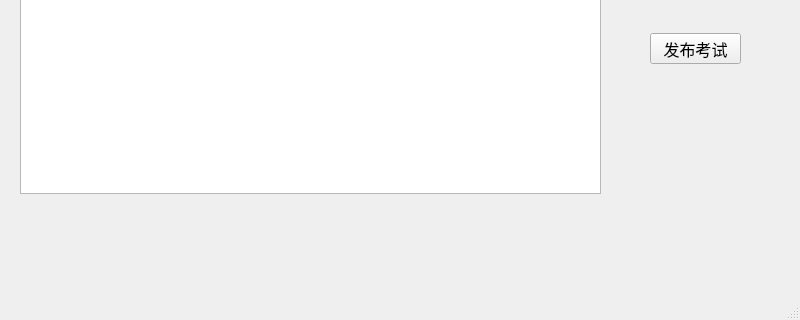
First picture: the form in campus_local/adminwindow.ui, repository superman0l/campus, before the edit; both pictures show x 0 to 800 and y 280 to 600 of the 800 by 600 pixel window.
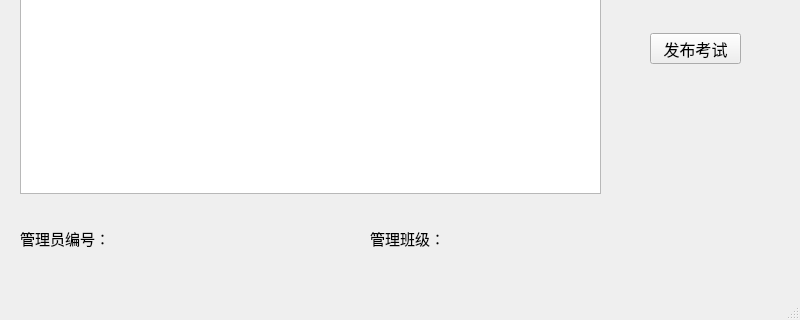
Second picture: the form after the edit.

Diff of the .ui file:
```diff
--- a/campus_local/adminwindow.ui
+++ b/campus_local/adminwindow.ui
@@ -251,6 +251,42 @@
      <string>删除课程</string>
     </property>
    </widget>
+   <widget class="QLabel" name="admin_id">
+    <property name="geometry">
+     <rect>
+      <x>20</x>
+      <y>480</y>
+      <width>271</width>
+      <height>31</height>
+     </rect>
+    </property>
+    <property name="font">
+     <font>
+      <pointsize>11</pointsize>
+     </font>
+    </property>
+    <property name="text">
+     <string>管理员编号：</string>
+    </property>
+   </widget>
+   <widget class="QLabel" name="admin_class">
+    <property name="geometry">
+     <rect>
+      <x>370</x>
+      <y>480</y>
+      <width>351</width>
+      <height>31</height>
+     </rect>
+    </property>
+    <property name="font">
+     <font>
+      <pointsize>11</pointsize>
+     </font>
+    </property>
+    <property name="text">
+     <string>管理班级：</string>
+    </property>
+   </widget>
   </widget>
   <widget class="QMenuBar" name="menubar">
    <property name="geometry">
```
